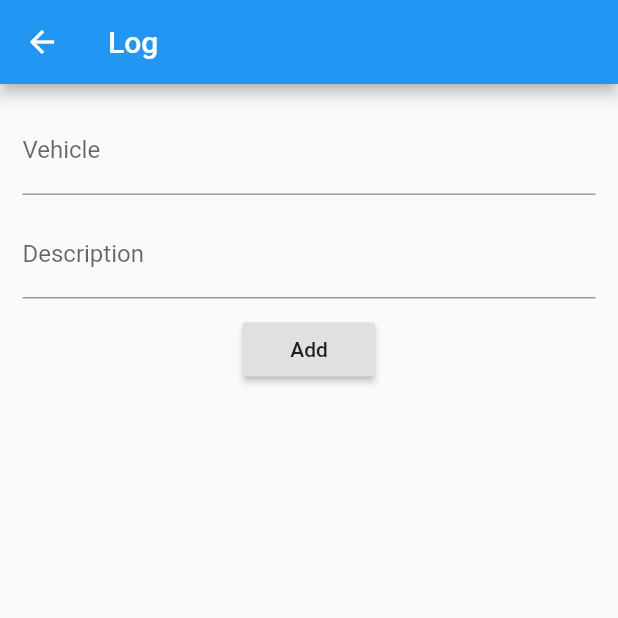
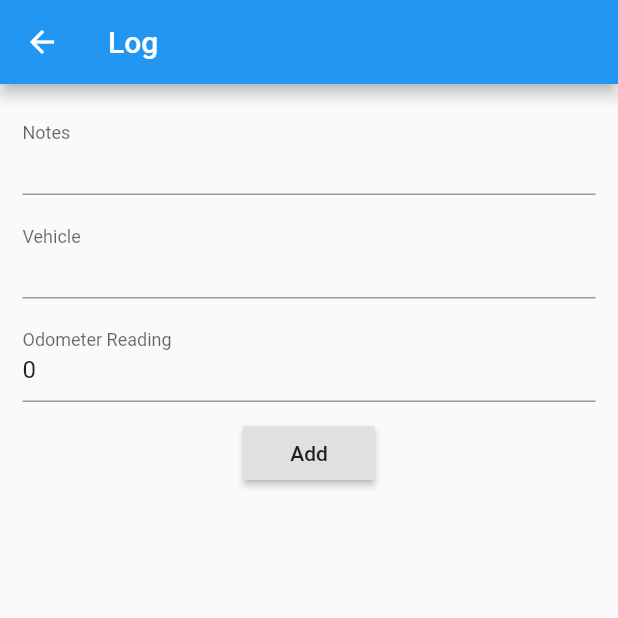
Before and after one commit to seanlowe/milog, a Flutter app: the LogScreen screen opened directly, on a phone screen of 412 x 824 dp, the top half of it. Run offline on Flutter 3.47's test engine with Material 2 defaults, Android fonts, the phone set to English and light mode, and no system bars; our stand-ins replace firebase_database; accounts and stored records are empty.

Commit message:
Added the Trip class. (Still needs work). App now uses the Trip class instead of Log class. Added Odometer Reading text field when adding trip. Also is visible when updating trip. Added comments...

```diff
--- /dev/null
+++ b/src/milog/lib/model/Trip.dart
@@ -0,0 +1,88 @@
+import 'package:firebase_database/firebase_database.dart';
+
+class Trip{
+  String _tripID; //The trip key
+  String _carID;  //The car key
+  int _startOdometer; //The start odometer reading
+  int _endOdometer; //The end odometer reading
+  int _milesTravelled; //The delta miles
+  String _startTime;  //The start time of trip
+  String _endTime;  //The ending time of the trip
+  bool _paused; //If the trip is paused
+  String _notes;  //Trip notes (client info etc)
+  bool _inProgress; //If the trip is currently in progress
+  String _vehicle;  //For now, this will just be a string
+
+  Trip(this._tripID, this._carID, this._startOdometer, this._endOdometer,
+      this._startTime, this._endTime, this._paused, this._notes, this._inProgress, this._vehicle);
+
+  //Obj's type is explicitly defined so it's dynamic
+  Trip.map(dynamic obj) {
+    this._tripID = obj['tripID'];
+    this._carID = obj['carID'];
+    this._notes = obj['notes'];
+    this._startTime = obj['startTime'];
+    this._endTime = obj['endTime'];
+    this._paused = obj['paused'];
+    this._inProgress = obj['inProgress'];
+    this._startOdometer = obj['startOdometer'];
+    this._endOdometer = obj['endOdometer'];
+    this._vehicle = obj['vehicle'];
+  }
+
+  //Named constructor "defaultTrip"
+  Trip.defaultTrip(){
+    this._tripID = "tripID";
+    this._carID = "carID";
+    this._notes = "tripNotes";
+    this._startTime = "startTime";
+    this._endTime = "endTime";
+    this._paused = false;
+    this._inProgress = false;
+    this._startOdometer = 0;
+    this._endOdometer = 0;
+    this._vehicle = "vehicle";
+  }
+
+  //This is a "newTrip" constructor
+  Trip.newTrip(){
+    this._tripID = null;
+    this._carID = null;
+    this._notes = " ";
+    this._startTime = null;
+    this._endTime = null;
+    this._paused = false;
+    this._inProgress = false;
+    this._startOdometer = 0;
+    this._endOdometer = 0;
+    this._vehicle = " ";
+  }
+
+  //Getters
+  String get tripID => _tripID;
+  String get carID => _carID;
+  int get startOdometer => _startOdometer;
+  int get endOdometer => _endOdometer;
+  String get startTime => _startTime;
+  String get endTime => _endTime;
+  bool get paused => _paused;
+  String get notes => _notes;
+  bool get inProgress => _inProgress;
+  String get vehicle => _vehicle;
+
+  /*This is how Snapshot gets values from Firebase
+  We need to cast in order to match the datatypes!
+  Use Caution!
+  */
+  Trip.fromSnapshot(DataSnapshot snapshot){
+    _tripID = snapshot.key;
+    _carID = snapshot.value['carID'];
+    _notes = snapshot.value['notes'];
+    _startOdometer = int.parse(snapshot.value['startOdometer']);
+    _vehicle = snapshot.value['vehicle'];
+  }
+
+  void calculateFinalOdo(){
+
+  }
+}
--- a/src/milog/lib/ui/log_screen.dart
+++ b/src/milog/lib/ui/log_screen.dart
@@ -1,11 +1,11 @@
 import 'package:flutter/material.dart';
 import 'package:firebase_database/firebase_database.dart';
+import 'package:milog/model/Trip.dart';
 
-import 'package:milog/model/log.dart';
 
 class LogScreen extends StatefulWidget {
-  final Log log;
-  LogScreen(this.log);
+  final Trip trip;
+  LogScreen(this.trip);
 
   @override
   State<StatefulWidget> createState() => new _LogScreenState();
@@ -14,15 +14,20 @@ class LogScreen extends StatefulWidget {
 final logsReference = FirebaseDatabase.instance.reference().child('Trips');
 
 class _LogScreenState extends State<LogScreen> {
+  //Every textbox needs a "controller"
   TextEditingController _vehicleController;
-  TextEditingController _descriptionController;
+  TextEditingController _notesController;
+  TextEditingController _odometerReading;
 
   @override
   void initState() {
     super.initState();
 
-    _vehicleController = new TextEditingController(text: widget.log.vehicle);
-    _descriptionController = new TextEditingController(text: widget.log.description);
+    //Create instances of the controller
+    //Remember to convert things to Strings if they are going into textboxes!
+    _notesController = new TextEditingController(text: widget.trip.notes);
+    _vehicleController = new TextEditingController(text: widget.trip.vehicle);
+    _odometerReading = new TextEditingController(text: widget.trip.startOdometer.toString());
   }
 
   @override
@@ -34,30 +39,41 @@ class _LogScreenState extends State<LogScreen> {
         alignment: Alignment.center,
         child: Column(
           children: <Widget>[
+            //The Notes Field
+            TextField(
+              controller: _notesController,
+              decoration: InputDecoration(labelText: 'Notes'),
+            ),
+            Padding(padding: new EdgeInsets.all(5.0)),
+            //The Vehicle Text Field
             TextField(
               controller: _vehicleController,
               decoration: InputDecoration(labelText: 'Vehicle'),
             ),
             Padding(padding: new EdgeInsets.all(5.0)),
+            //The Odometer Text Field
             TextField(
-              controller: _descriptionController,
-              decoration: InputDecoration(labelText: 'Description'),
+              controller: _odometerReading,
+              decoration: InputDecoration(labelText: "Odometer Reading"),
+              keyboardType: TextInputType.number,
             ),
             Padding(padding: new EdgeInsets.all(5.0)),
             RaisedButton(
-              child: (widget.log.id != null) ? Text('Update') : Text('Add'),
+              child: (widget.trip.tripID != null) ? Text('Update') : Text('Add'),
               onPressed: () {
-                if (widget.log.id != null) {
-                  logsReference.child(widget.log.id).set({
+                if (widget.trip.tripID != null) {
+                  logsReference.child(widget.trip.tripID).set({
+                    'notes': _notesController.text,
                     'vehicle': _vehicleController.text,
-                    'description': _descriptionController.text
+                    'startOdometer': _odometerReading.text
                   }).then((_) {
                     Navigator.pop(context);
                   });
                 } else {
                   logsReference.push().set({
+                    'notes': _notesController.text,
                     'vehicle': _vehicleController.text,
-                    'description': _descriptionController.text
+                    'startOdometer':_odometerReading.text
                   }).then((_) {
                     Navigator.pop(context);
                   });
```
Also changed, not shown: src/milog/lib/ui/listview_logs.dart (+25 -24 lines), 1 other file.
